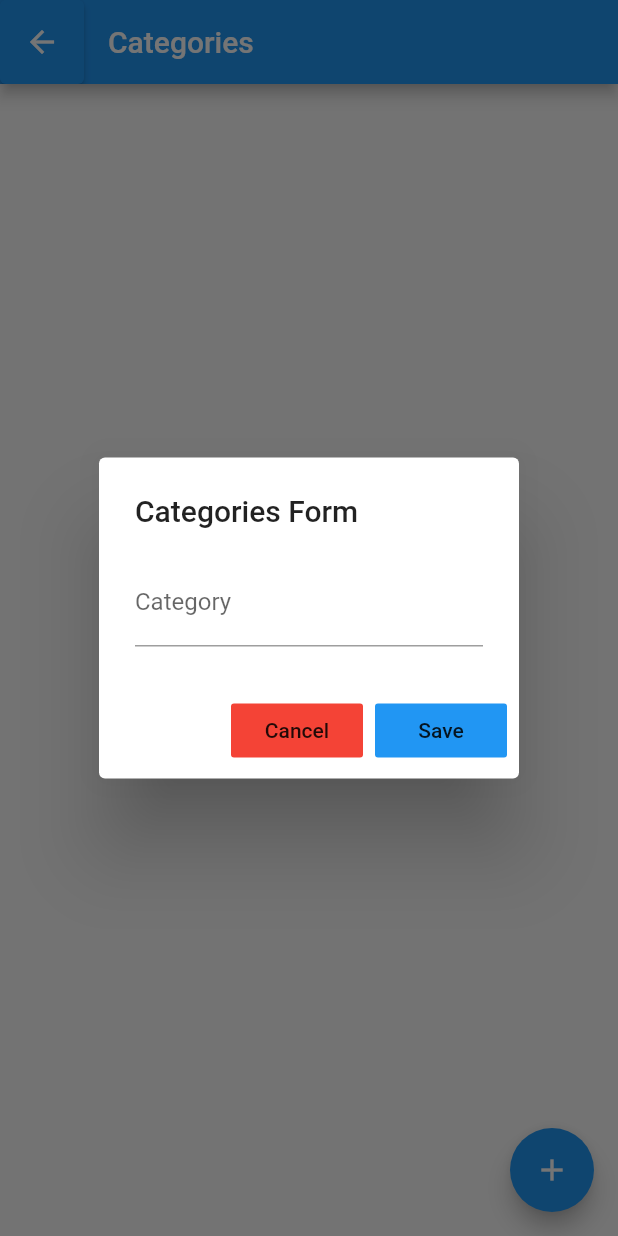
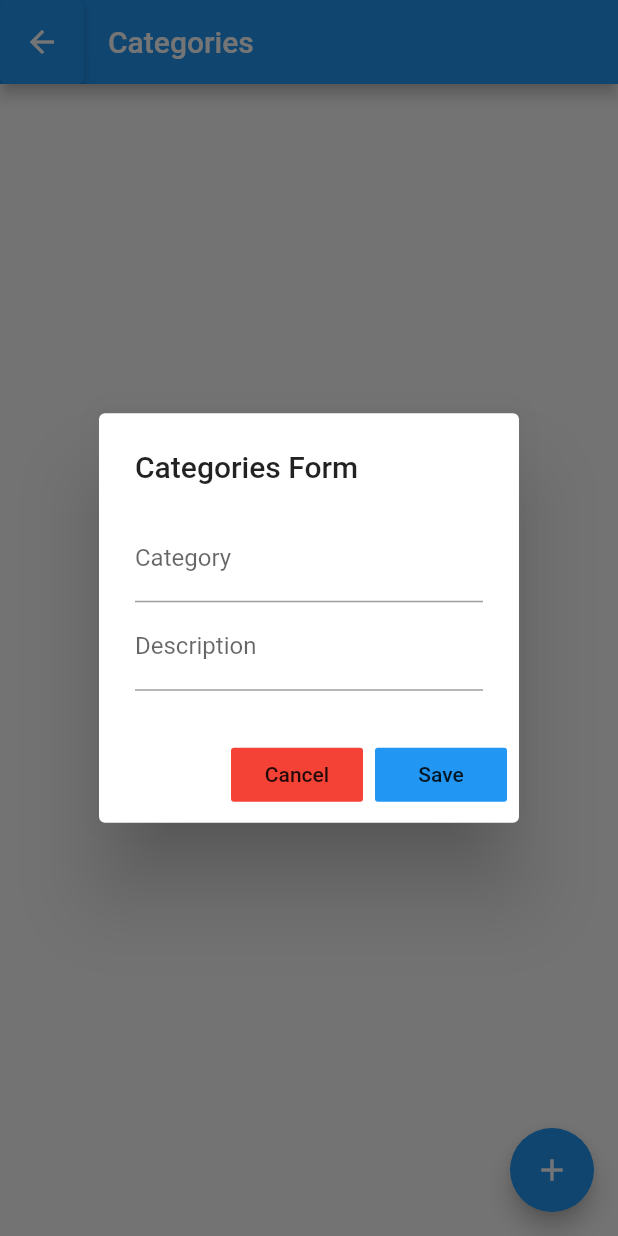
Before and after one commit to ab-rohman/flutter_todo_sqflite, a Flutter app: the CategoriesScreen screen opened directly, after a tap on the "add" icon, on a phone screen of 412 x 824 dp. Run offline on Flutter 3.47's test engine with Material 2 defaults, Android fonts, the phone set to English and light mode, and no system bars.

Commit message:
add save button

```diff
--- a/lib/screen/categories_screen.dart
+++ b/lib/screen/categories_screen.dart
@@ -10,6 +10,9 @@ class CategoriesScreen extends StatefulWidget {
 }
 
 class _CategoriesScreenState extends State<CategoriesScreen> {
+  var _categoriesNameController = TextEditingController();
+  var _categoriesDescriptionController = TextEditingController();
+
   _showFormDialog(BuildContext context) {
     return showDialog(
         context: context,
@@ -26,7 +29,10 @@ class _CategoriesScreenState extends State<CategoriesScreen> {
               ),
               FlatButton(
                 color: Colors.blue,
-                onPressed: () {},
+                onPressed: () {
+                  print("Categories ${_categoriesNameController.text}");
+                  print("Description ${_categoriesDescriptionController.text}");
+                },
                 child: Text("Save"),
               ),
             ],
@@ -35,9 +41,17 @@ class _CategoriesScreenState extends State<CategoriesScreen> {
               child: Column(
                 children: [
                   TextField(
+                    controller: _categoriesNameController,
                     decoration: InputDecoration(
                       hintText: "Write a Category",
                       labelText: "Category",
+                    ),
+                  ),
+                  TextField(
+                    controller: _categoriesDescriptionController,
+                    decoration: InputDecoration(
+                      hintText: "Write the Description",
+                      labelText: "Description",
                     ),
                   ),
                 ],
```
